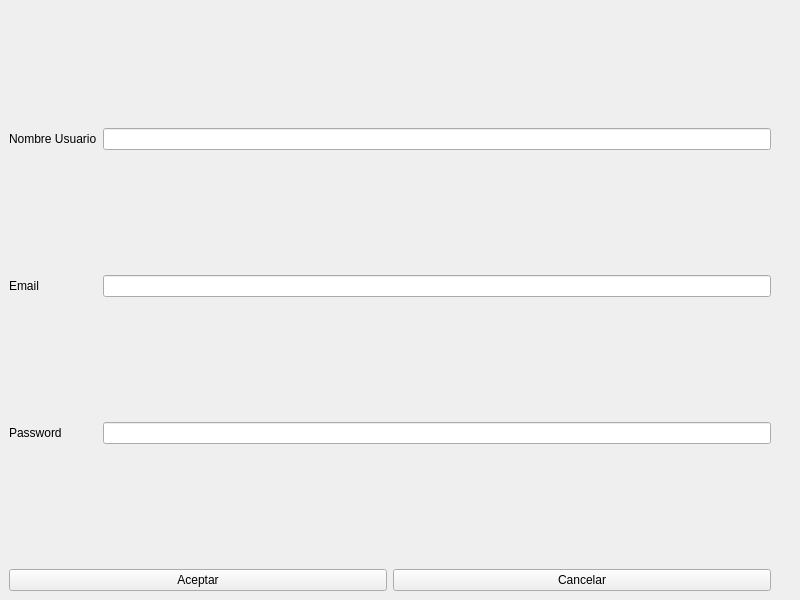
First picture: the form in Interfaces/UI/registrar_usuario.ui, repository adrianvillanueva997/computation_lab_2, before the edit.
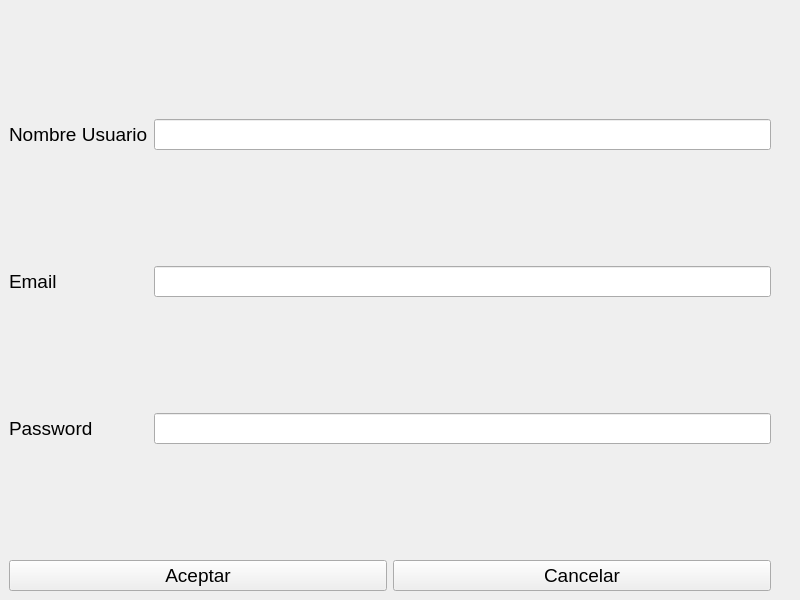
Second picture: the form after the edit.

What changed in the file:
```diff
--- a/Interfaces/UI/registrar_usuario.ui
+++ b/Interfaces/UI/registrar_usuario.ui
@@ -18,23 +18,51 @@
     <item row="0" column="0">
      <layout class="QGridLayout" name="gridLayout">
       <item row="0" column="1">
-       <widget class="QLineEdit" name="lineEdit_nombre"/>
+       <widget class="QLineEdit" name="lineEdit_nombre">
+        <property name="font">
+         <font>
+          <pointsize>14</pointsize>
+         </font>
+        </property>
+       </widget>
       </item>
       <item row="0" column="0">
        <widget class="QLabel" name="label">
+        <property name="font">
+         <font>
+          <pointsize>14</pointsize>
+         </font>
+        </property>
         <property name="text">
          <string>Nombre Usuario</string>
         </property>
        </widget>
       </item>
       <item row="2" column="1">
-       <widget class="QLineEdit" name="lineEdit_password"/>
+       <widget class="QLineEdit" name="lineEdit_password">
+        <property name="font">
+         <font>
+          <pointsize>14</pointsize>
+         </font>
+        </property>
+       </widget>
       </item>
       <item row="1" column="1">
-       <widget class="QLineEdit" name="lineEdit_email"/>
+       <widget class="QLineEdit" name="lineEdit_email">
+        <property name="font">
+         <font>
+          <pointsize>14</pointsize>
+         </font>
+        </property>
+       </widget>
       </item>
       <item row="2" column="0">
        <widget class="QLabel" name="label_3">
+        <property name="font">
+         <font>
+          <pointsize>14</pointsize>
+         </font>
+        </property>
         <property name="text">
          <string>Password</string>
         </property>
@@ -42,6 +70,11 @@
       </item>
       <item row="1" column="0">
        <widget class="QLabel" name="label_2">
+        <property name="font">
+         <font>
+          <pointsize>14</pointsize>
+         </font>
+        </property>
         <property name="text">
          <string>Email</string>
         </property>
@@ -53,6 +86,11 @@
      <layout class="QHBoxLayout" name="horizontalLayout">
       <item>
        <widget class="QPushButton" name="pushButton">
+        <property name="font">
+         <font>
+          <pointsize>14</pointsize>
+         </font>
+        </property>
         <property name="text">
          <string>Aceptar</string>
         </property>
@@ -60,6 +98,11 @@
       </item>
       <item>
        <widget class="QPushButton" name="pushButton_Cancelar">
+        <property name="font">
+         <font>
+          <pointsize>14</pointsize>
+         </font>
+        </property>
         <property name="text">
          <string>Cancelar</string>
         </property>
```
